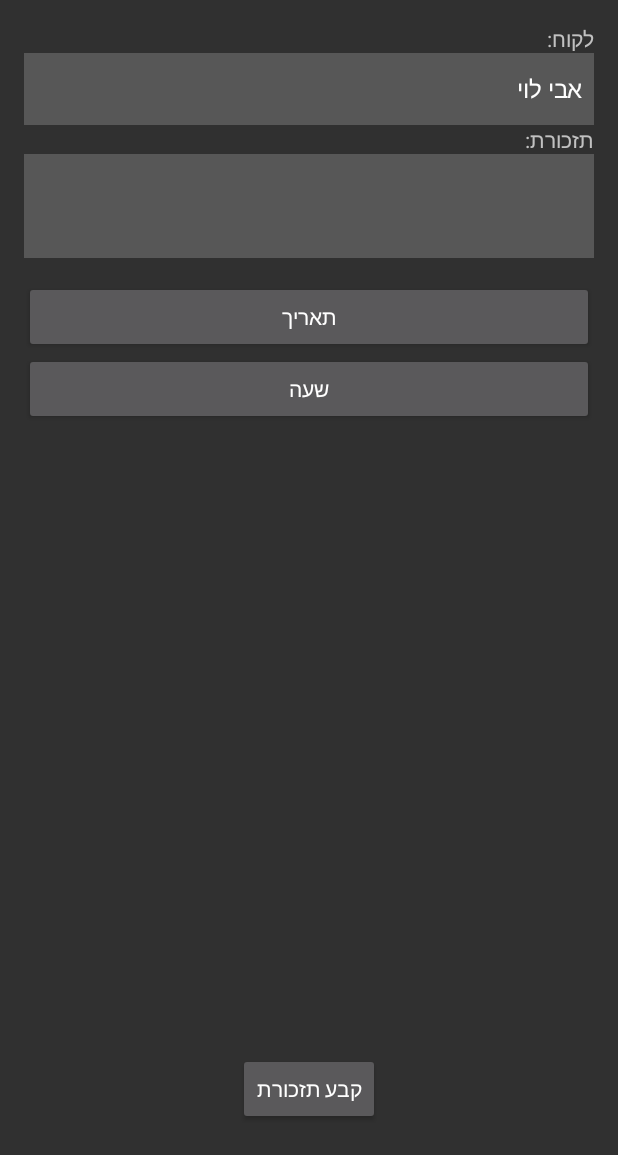
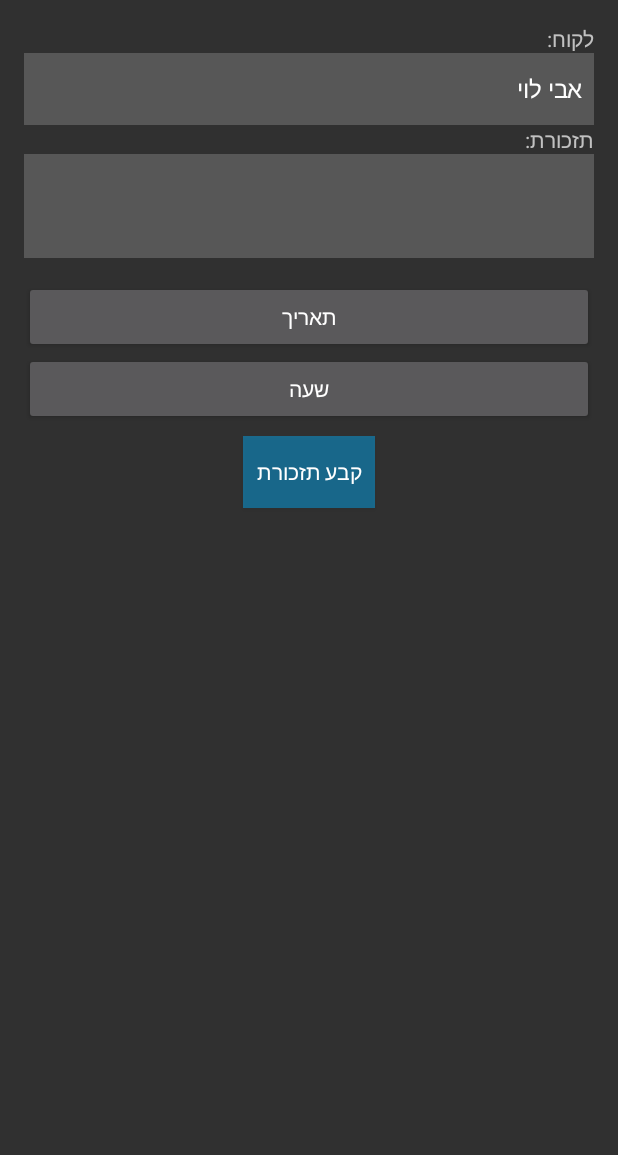
Before and after one commit to liranharari/WM--Work-Manager, an Android app: the MakeReminderActivity screen opened directly, with no data from a screen before it, on a phone screen of 412 x 824 dp. Shown: the top 1155 px of the screen. Run offline under Robolectric (Android 15) with nearby library versions, the phone set to English and light mode, and no system bars.

Commit message:
add 'backpressed' to save btn in make reminder page

```diff
--- a/app/src/main/AndroidManifest.xml
+++ b/app/src/main/AndroidManifest.xml
@@ -32,6 +32,8 @@
         </activity>
         <activity android:name=".MakeReminderActivity" >
         </activity>
+        <activity android:name=".SendReminderActivity" >
+        </activity>
     </application>
 
 </manifest>
--- a/app/src/main/java/liran/com/wm_workmanager/MakeReminderActivity.java
+++ b/app/src/main/java/liran/com/wm_workmanager/MakeReminderActivity.java
@@ -25,6 +25,7 @@ public class MakeReminderActivity extends Activity {
     static final int DATE_DIALOG_ID=0, TIME_DIALOG_ID=1;
 
     private Button btnSaveReminder;
+    private String costumer;
 
     private Button btnDate, btnTime;
 
@@ -56,6 +57,7 @@ public class MakeReminderActivity extends Activity {
             public void onClick(View v) {
                 Toast.makeText(getBaseContext(), "reminder saved to the "+remDay+"/"+remMonth+"/"+ remDay+"\n"+
                                         "at " +remHour + ":" + remMinute , Toast.LENGTH_LONG).show();
+                onBackPressed();
             }
         });
 
@@ -150,7 +152,7 @@ public class MakeReminderActivity extends Activity {
         spinCostumer.setOnItemSelectedListener(new AdapterView.OnItemSelectedListener() {
             @Override
             public void onItemSelected(AdapterView<?> parent, View view, int position, long id) {
-
+                costumer= parent.getItemAtPosition(position).toString();
                 Toast.makeText(getBaseContext(),parent.getItemAtPosition(position).toString()+"" , Toast.LENGTH_LONG).show();
             }
 
--- a/app/src/main/res/layout/activity_make_reminder.xml
+++ b/app/src/main/res/layout/activity_make_reminder.xml
@@ -57,16 +57,19 @@
                 android:text="@string/time"
                 android:id="@+id/btn_time" />
 
+            <Button
+                android:layout_width="wrap_content"
+                android:layout_height="wrap_content"
+                android:text="@string/makeReminder"
+                android:id="@+id/btn_save_reminder"
+                android:layout_marginBottom="0dp"
+                android:layout_alignBottom="@+id/scrollView2"
+                android:layout_centerHorizontal="true"
+                android:layout_gravity="center_horizontal"
+                android:layout_marginTop="20dp"
+                style="@style/btn_edit_style" />
+
         </LinearLayout>
     </ScrollView>
 
-    <Button
-        android:layout_width="wrap_content"
-        android:layout_height="wrap_content"
-        android:text="@string/makeReminder"
-        android:id="@+id/btn_save_reminder"
-        android:layout_marginBottom="58dp"
-        android:layout_alignBottom="@+id/scrollView2"
-        android:layout_centerHorizontal="true" />
-
 </RelativeLayout>
```
